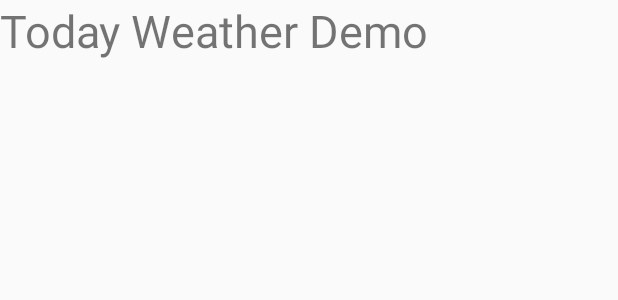
After one commit to iury0393/WeatherAppUnifor, an Android app: the layout fragment_today_weather.xml on its own in the app's theme, with its tools: preview values and no code run, on a phone screen of 412 x 824 dp. The commit adds this screen. Shown: the top 300 px of the screen. Run offline under Robolectric (Android 15) with nearby library versions, the phone set to English and light mode, and no system bars.

Commit message:
Pegando a localização por GPS

```diff
--- a/app/build.gradle
+++ b/app/build.gradle
@@ -28,6 +28,7 @@ dependencies {
 
     implementation 'androidx.appcompat:appcompat:1.0.2'
     implementation 'androidx.constraintlayout:constraintlayout:1.1.3'
+    implementation 'androidx.legacy:legacy-support-v4:1.0.0'
     testImplementation 'junit:junit:4.12'
     androidTestImplementation 'androidx.test.ext:junit:1.1.1'
     androidTestImplementation 'androidx.test.espresso:espresso-core:3.2.0'
--- a/app/src/main/AndroidManifest.xml
+++ b/app/src/main/AndroidManifest.xml
@@ -1,6 +1,10 @@
 <?xml version="1.0" encoding="utf-8"?>
 <manifest xmlns:android="http://schemas.android.com/apk/res/android"
     package="br.com.weatherappunifor">
+
+    <uses-permission android:name="android.permission.ACCESS_COARSE_LOCATION"/>
+    <uses-permission android:name="android.permission.ACCESS_FINE_LOCATION"/>
+    <uses-permission android:name="android.permission.INTERNET"/>
 
     <application
         android:allowBackup="true"
@@ -8,7 +12,7 @@
         android:label="@string/app_name"
         android:roundIcon="@mipmap/ic_launcher_round"
         android:supportsRtl="true"
-        android:theme="@style/AppTheme">
+        android:theme="@style/MyMaterialTheme">
         <activity android:name=".MainActivity">
             <intent-filter>
                 <action android:name="android.intent.action.MAIN" />
--- a/app/src/main/java/br/com/weatherappunifor/common/Common.java
+++ b/app/src/main/java/br/com/weatherappunifor/common/Common.java
@@ -1,6 +1,9 @@
 package br.com.weatherappunifor.common;
+
+import android.location.Location;
 
 public class Common {
 
     public static final String APP_ID = "95e4c1e830204740e0ba08a2eb7124eb";
+    public static Location current_location = null;
 }
--- a/app/src/main/java/br/com/weatherappunifor/retrofit/IOpenWeatherMap.java
+++ b/app/src/main/java/br/com/weatherappunifor/retrofit/IOpenWeatherMap.java
@@ -1,6 +1,6 @@
 package br.com.weatherappunifor.retrofit;
 
-import java.util.Observable;
+import io.reactivex.Observable;
 
 import br.com.weatherappunifor.model.WeatherResult;
 import retrofit2.http.GET;
--- /dev/null
+++ b/app/src/main/res/layout/fragment_today_weather.xml
@@ -0,0 +1,16 @@
+<?xml version="1.0" encoding="utf-8"?>
+<FrameLayout xmlns:android="http://schemas.android.com/apk/res/android"
+    xmlns:tools="http://schemas.android.com/tools"
+    android:layout_width="match_parent"
+    android:layout_height="match_parent"
+    tools:context=".TodayWeatherFragment">
+
+    <!-- TODO: Update blank fragment layout -->
+    <TextView
+        android:layout_centerInParent="true"
+        android:textSize="30sp"
+        android:layout_width="match_parent"
+        android:layout_height="match_parent"
+        android:text="@string/hello_blank_fragment" />
+
+</FrameLayout>
--- a/app/src/main/res/values/colors.xml
+++ b/app/src/main/res/values/colors.xml
@@ -1,6 +1,9 @@
 <?xml version="1.0" encoding="utf-8"?>
 <resources>
-    <color name="colorPrimary">#6200EE</color>
-    <color name="colorPrimaryDark">#3700B3</color>
-    <color name="colorAccent">#03DAC5</color>
+    <color name="colorPrimary">#125688</color>
+    <color name="colorPrimaryDark">#125688</color>
+    <color name="colorAccent">#C8E8FF</color>
+    <color name="textColorPrimary">#FFFFFF</color>
+    <color name="windowBackground">#FFFFFF</color>
+    <color name="navigationBarColor">#000000</color>
 </resources>
--- a/app/src/main/res/values/strings.xml
+++ b/app/src/main/res/values/strings.xml
@@ -1,3 +1,6 @@
 <resources>
     <string name="app_name">WeatherAppUnifor</string>
+
+    <!-- TODO: Remove or change this placeholder text -->
+    <string name="hello_blank_fragment">Today Weather Demo</string>
 </resources>
--- a/app/src/main/res/values/styles.xml
+++ b/app/src/main/res/values/styles.xml
@@ -1,11 +1,13 @@
 <resources>
 
-    <!-- Base application theme. -->
-    <style name="AppTheme" parent="Theme.AppCompat.Light.DarkActionBar">
-        <!-- Customize your theme here. -->
+    <style name="MyMaterialTheme" parent="MyMaterialTheme.Base"></style>
+
+    <style name="MyMaterialTheme.Base" parent="Theme.AppCompat.Light.NoActionBar">
         <item name="colorPrimary">@color/colorPrimary</item>
         <item name="colorPrimaryDark">@color/colorPrimaryDark</item>
         <item name="colorAccent">@color/colorAccent</item>
+        <item name="android:windowNoTitle">true</item>
+        <item name="windowActionBar">false</item>
     </style>
 
 </resources>
```
Also changed, not shown: app/src/main/java/br/com/weatherappunifor/MainActivity.java (+104 -0 lines), app/src/main/java/br/com/weatherappunifor/TodayWeatherFragment.java (added, +36 -0 lines), app/src/main/java/br/com/weatherappunifor/adapter/ViewPageAdapter.java (added, +41 -0 lines), app/src/main/res/layout/activity_main.xml (+31 -9 lines), 1 other file.
